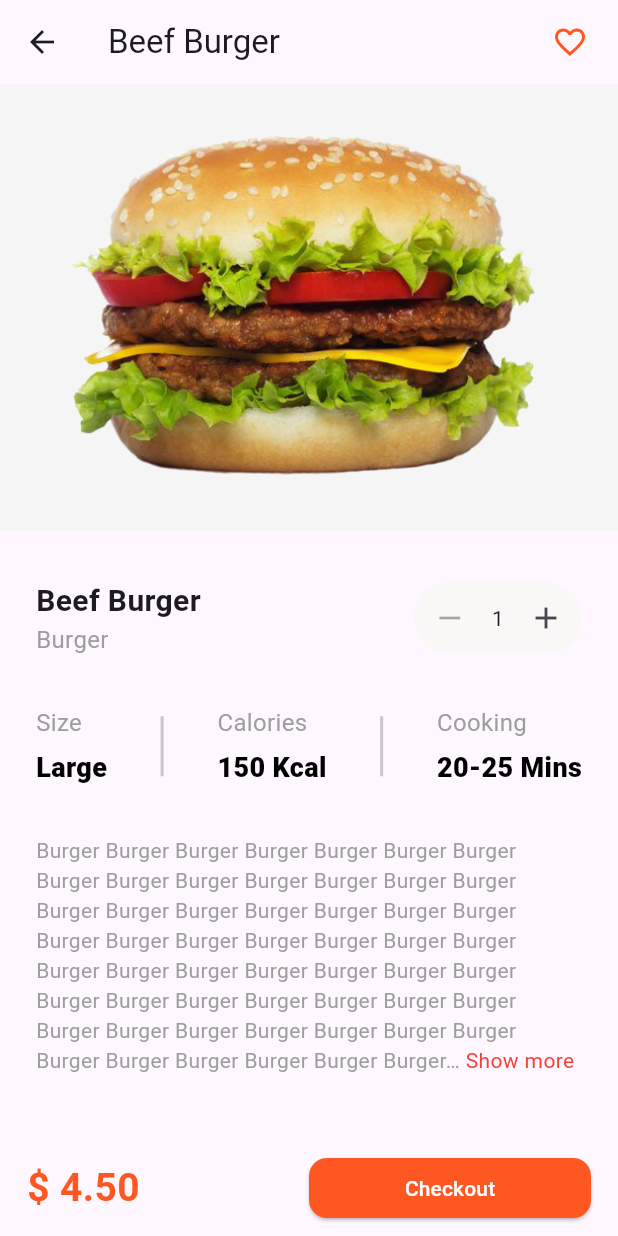
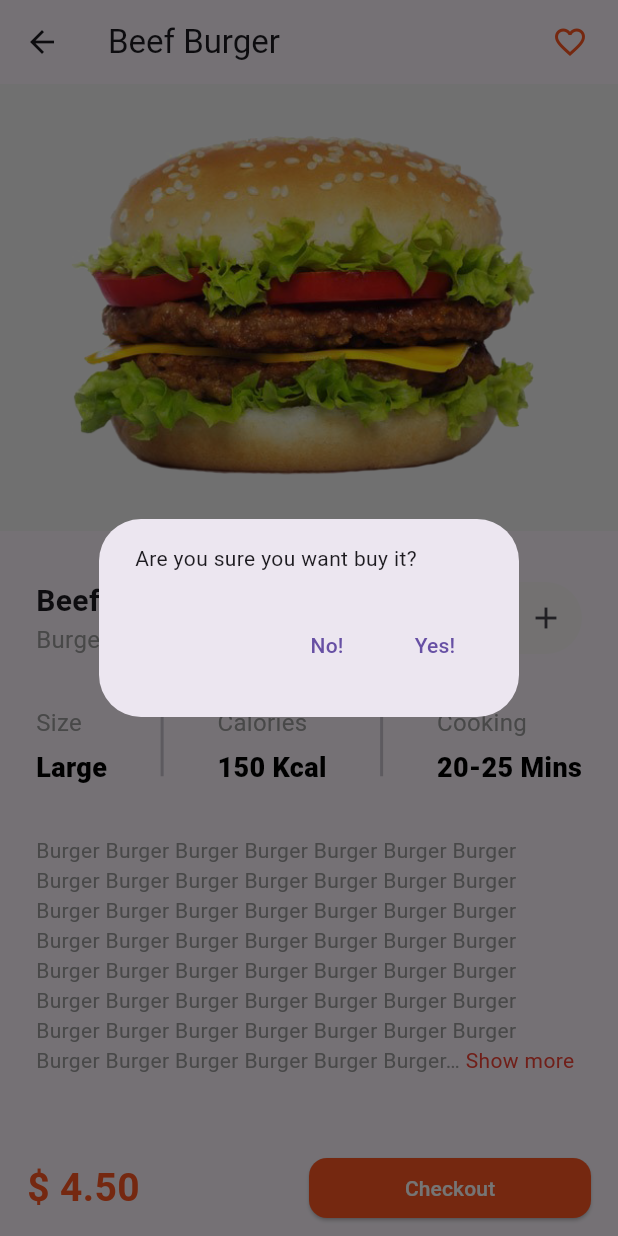
Before and after one commit to RamiYacoub/food_delivery_app, a Flutter app: the ProductDetails screen opened directly with sample values from the repository, after a tap on "Checkout", on a phone screen of 412 x 824 dp. Run offline on Flutter 3.47's test engine with Material 2 defaults, Android fonts, the phone set to English and light mode, and no system bars; drawn by our look-alikes of readmore; Roboto replaces fonts that are missing (Montserrat).

```diff
--- a/lib/main.dart
+++ b/lib/main.dart
@@ -11,7 +11,7 @@ class MyApp extends StatelessWidget {
   @override
   Widget build(BuildContext context) {
     return MaterialApp(
-      title: 'Food delivey app',
+      title: 'Food delivery app',
       debugShowCheckedModeBanner: false,
       theme: ThemeData(useMaterial3: true, fontFamily: "Montserrat"),
       home: const CustomBottomNavBar(),
--- a/lib/models/food_items.dart
+++ b/lib/models/food_items.dart
@@ -143,5 +143,6 @@ List<FoodItem> listOfItems = [
     description:
         'Pizza Pizza Pizza Pizza Pizza Pizza Pizza Pizza Pizza Pizza Pizza Pizza Pizza Pizza Pizza Pizza Pizza Pizza Pizza Pizza Pizza Pizza Pizza Pizza Pizza Pizza Pizza Pizza Pizza Pizza Pizza Pizza Pizza Pizza Pizza Pizza Pizza Pizza Pizza Pizza Pizza Pizza Pizza Pizza Pizza Pizza Pizza Pizza Pizza Pizza Pizza Pizza Pizza Pizza Pizza Pizza Pizza Pizza Pizza Pizza Pizza Pizza Pizza Pizza Pizza Pizza Pizza Pizza Pizza Pizza Pizza Pizza Pizza Pizza Pizza Pizza Pizza Pizza Pizza Pizza Pizza Pizza Pizza Pizza Pizza Pizza Pizza Pizza Pizza Pizza Pizza Pizza Pizza Pizza Pizza Pizza Pizza Pizza Pizza Pizza Pizza Pizza Pizza Pizza Pizza Pizza Pizza Pizza Pizza Pizza Pizza Pizza Pizza Pizza Pizza Pizza Pizza Pizza Pizza Pizza Pizza Pizza Pizza Pizza Pizza Pizza Pizza Pizza Pizza Pizza Pizza Pizza Pizza Pizza Pizza Pizza Pizza Pizza Pizza Pizza Pizza Pizza Pizza Pizza Pizza Pizza Pizza Pizza Pizza Pizza Pizza Pizza Pizza Pizza Pizza Pizza Pizza Pizza Pizza Pizza Pizza Pizza Pizza Pizza Pizza Pizza Pizza Pizza Pizza Pizza Pizza Pizza Pizza Pizza Pizza Pizza ',
   ),
+];
 
-];
+List<FoodItem> listOfOrders = [];
--- a/lib/pages/favorites_page.dart
+++ b/lib/pages/favorites_page.dart
@@ -16,6 +16,7 @@ class _FavoritesPageState extends State<FavoritesPage> {
 
     return Container(
       color: Colors.white,
+
       child: favoriteItems.isEmpty
           ? const Center(
               child: Text(
--- a/lib/pages/product_details.dart
+++ b/lib/pages/product_details.dart
@@ -1,3 +1,4 @@
+import 'package:delivery_app/pages/custom_bottom_navbar.dart';
 import 'package:delivery_app/widgets/product_details_property.dart';
 import 'package:delivery_app/models/food_items.dart';
 import 'package:flutter/material.dart';
@@ -14,7 +15,7 @@ class ProductDetails extends StatefulWidget {
 
 class _ProductDetailsState extends State<ProductDetails> {
   int quantity = 1;
-
+  late List<FoodItem> ordersHistory = [];
   void _decreaseQuantity() {
     setState(() {
       if (quantity > 1) {
@@ -147,7 +148,7 @@ class _ProductDetailsState extends State<ProductDetails> {
                           Row(
                             mainAxisAlignment: MainAxisAlignment.spaceBetween,
                             children: [
-                              ProductDetailsProrerty(
+                              ProductDetailsProperty(
                                 title: 'Size',
                                 value: widget.foodItem.size,
                               ),
@@ -157,7 +158,7 @@ class _ProductDetailsState extends State<ProductDetails> {
                                   thickness: 2.0,
                                 ),
                               ),
-                              ProductDetailsProrerty(
+                              ProductDetailsProperty(
                                 title: 'Calories',
                                 value: widget.foodItem.calories,
                               ),
@@ -167,7 +168,7 @@ class _ProductDetailsState extends State<ProductDetails> {
                                   thickness: 2.0,
                                 ),
                               ),
-                              ProductDetailsProrerty(
+                              ProductDetailsProperty(
                                 title: 'Cooking',
                                 value: widget.foodItem.cooking,
                               ),
@@ -214,7 +215,10 @@ class _ProductDetailsState extends State<ProductDetails> {
                   ),
                   Expanded(
                     child: ElevatedButton(
-                      onPressed: () {},
+                      onPressed: () {
+                        // listOfOrders.add(widget.foodItem);
+                        showAlertDialog(context);
+                      },
                       style: ElevatedButton.styleFrom(
                         backgroundColor: Colors.deepOrange,
                         foregroundColor: Colors.white,
@@ -224,7 +228,7 @@ class _ProductDetailsState extends State<ProductDetails> {
                       ),
                       child: const Text('Checkout'),
                     ),
-                  )
+                  ),
                 ],
               ),
             ),
@@ -233,4 +237,41 @@ class _ProductDetailsState extends State<ProductDetails> {
       ),
     );
   }
+
+  showAlertDialog(BuildContext context) {
+    // set up the buttons
+    Widget cancelButton = TextButton(
+      child: const Text("No!"),
+      onPressed: () {
+        Navigator.of(context).pop();
+      },
+    );
+    Widget continueButton = TextButton(
+      child: const Text("Yes!"),
+      onPressed: () {
+        listOfOrders.add(widget.foodItem);
+        Navigator.of(context).pop();
+        Navigator.of(context).push(MaterialPageRoute(
+          builder: (context) => const CustomBottomNavBar(),
+        ));
+      },
+    );
+
+    // set up the AlertDialog
+    AlertDialog alert = AlertDialog(
+      content: const Text("Are you sure you want buy it?"),
+      actions: [
+        cancelButton,
+        continueButton,
+      ],
+    );
+
+    // show the dialog
+    showDialog(
+      context: context,
+      builder: (BuildContext context) {
+        return alert;
+      },
+    );
+  }
 }
--- a/lib/pages/profile_page.dart
+++ b/lib/pages/profile_page.dart
@@ -8,6 +8,8 @@ class ProfilePage extends StatelessWidget {
   @override
   Widget build(BuildContext context) {
     return const SafeArea(
+      child: Padding(
+        padding: EdgeInsets.only(top: 16.0),
         child: SingleChildScrollView(
           child: Column(
             children: [
@@ -85,6 +87,7 @@ class ProfilePage extends StatelessWidget {
             ],
           ),
         ),
+      ),
     );
   }
 }
--- a/lib/widgets/product_details_property.dart
+++ b/lib/widgets/product_details_property.dart
@@ -1,9 +1,9 @@
 import 'package:flutter/material.dart';
 
-class ProductDetailsProrerty extends StatelessWidget {
+class ProductDetailsProperty extends StatelessWidget {
   final String title;
   final String value;
-  const ProductDetailsProrerty({
+  const ProductDetailsProperty({
     super.key,
     required this.title,
     required this.value,
--- a/pubspec.yaml
+++ b/pubspec.yaml
@@ -21,7 +21,6 @@ dev_dependencies:
   flutter_test:
     sdk: flutter
 
-
   flutter_lints: ^2.0.0
 
 
```
Also changed, not shown: lib/models/coupons.dart (added, +24 -0 lines), lib/pages/coupons_page.dart (+43 -2 lines), lib/pages/orders_page.dart (+41 -1 lines). Lines whose indentation alone changed are shown as unchanged.
